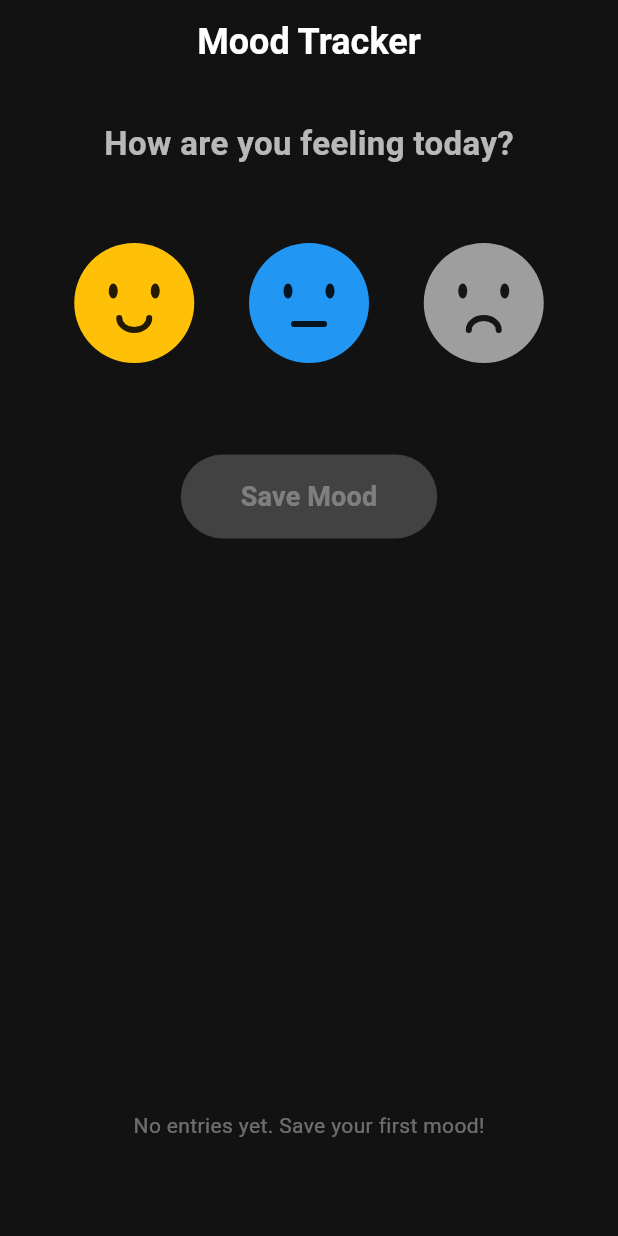
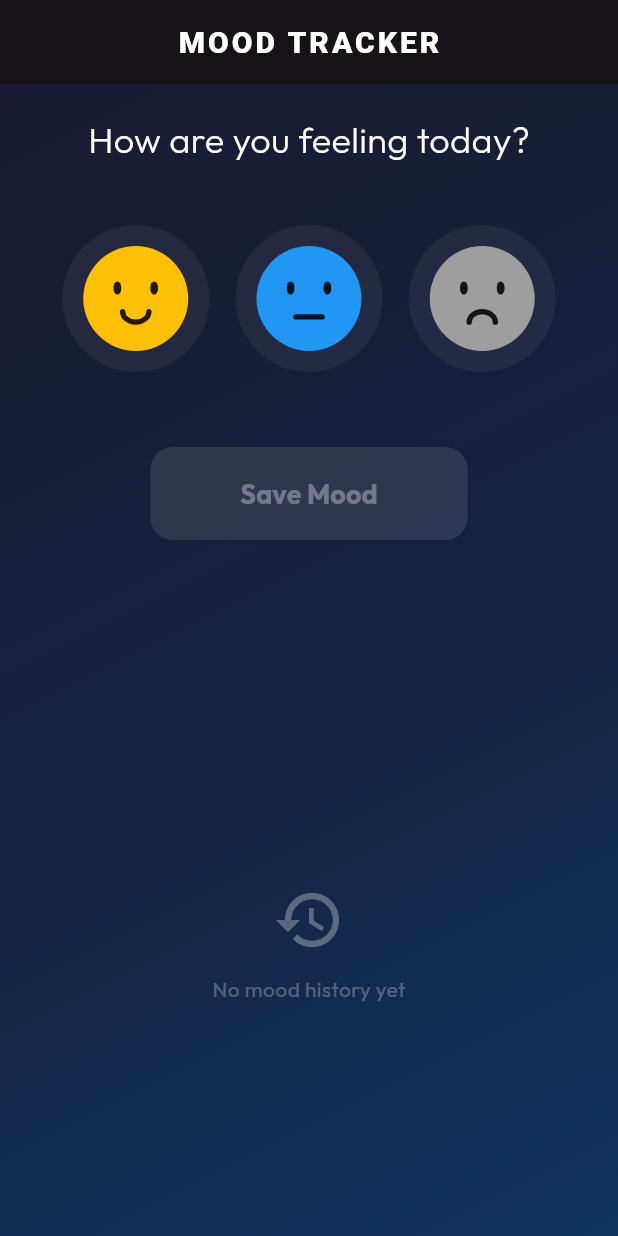
Before and after one commit to maliksubhan3018/mood-tracker, a Flutter app: the screen it shows after launch, on a phone screen of 412 x 824 dp. Run offline on Flutter 3.47's test engine with Material 3 defaults, Android fonts, the phone set to English and light mode, and no system bars; our stand-ins replace google_fonts.

Commit message:
feat: implement mood tracking core with home screen and timeline visualization

```diff
--- a/lib/main.dart
+++ b/lib/main.dart
@@ -1,4 +1,5 @@
 import 'package:flutter/material.dart';
+import 'package:google_fonts/google_fonts.dart';
 import 'package:moodtracker/screens/home_screen.dart';
 
 void main() {
@@ -15,20 +16,13 @@ class MoodTrackerApp extends StatelessWidget {
       debugShowCheckedModeBanner: false,
       theme: ThemeData(
         useMaterial3: true,
+        brightness: Brightness.dark,
+        textTheme: GoogleFonts.outfitTextTheme(ThemeData.dark().textTheme),
         colorScheme: ColorScheme.fromSeed(
           seedColor: Colors.deepPurple,
           brightness: Brightness.dark,
         ),
-        scaffoldBackgroundColor: const Color(0xFF121212),
-        appBarTheme: const AppBarTheme(
-          backgroundColor: Colors.transparent,
-          elevation: 0,
-          titleTextStyle: TextStyle(
-            fontSize: 24,
-            fontWeight: FontWeight.bold,
-            color: Colors.white,
-          ),
-        ),
+        scaffoldBackgroundColor: Colors.transparent,
       ),
       home: const HomeScreen(),
     );
--- a/lib/screens/home_screen.dart
+++ b/lib/screens/home_screen.dart
@@ -28,29 +28,57 @@ class _HomeScreenState extends State<HomeScreen> {
         _selectedMood = null;
       });
       ScaffoldMessenger.of(context).showSnackBar(
-        const SnackBar(content: Text('Mood saved!')),
+        SnackBar(
+          content: const Text('Mood saved successfully!'),
+          behavior: SnackBarBehavior.floating,
+          shape: RoundedRectangleBorder(borderRadius: BorderRadius.circular(10)),
+          backgroundColor: Colors.deepPurpleAccent,
+        ),
       );
     }
   }
 
   @override
   Widget build(BuildContext context) {
-    return Scaffold(
+    // Only show last 7 entries
+    final displayEntries = _moodEntries.take(7).toList();
+
+    return Container(
+      decoration: const BoxDecoration(
+        gradient: LinearGradient(
+          begin: Alignment.topLeft,
+          end: Alignment.bottomRight,
+          colors: [
+            Color(0xFF1A1A2E),
+            Color(0xFF16213E),
+            Color(0xFF0F3460),
+          ],
+        ),
+      ),
+      child: Scaffold(
+        backgroundColor: Colors.transparent,
         appBar: AppBar(
-        title: const Text('Mood Tracker'),
+          title: const Text('MOOD TRACKER'),
           centerTitle: true,
+          titleTextStyle: const TextStyle(
+            letterSpacing: 2,
+            fontWeight: FontWeight.w900,
+            fontSize: 20,
           ),
-      body: Padding(
-        padding: const EdgeInsets.all(24.0),
+        ),
+        body: SafeArea(
+          child: Padding(
+            padding: const EdgeInsets.symmetric(horizontal: 24.0),
             child: Column(
               crossAxisAlignment: CrossAxisAlignment.center,
               children: [
+                const SizedBox(height: 20),
                 const Text(
                   'How are you feeling today?',
                   style: TextStyle(
-                fontSize: 22,
-                fontWeight: FontWeight.w600,
-                color: Colors.white70,
+                    fontSize: 24,
+                    fontWeight: FontWeight.w300,
+                    color: Colors.white,
                   ),
                 ),
                 const SizedBox(height: 40),
@@ -64,26 +92,26 @@ class _HomeScreenState extends State<HomeScreen> {
                           _selectedMood = type;
                         });
                       },
+                      child: AnimatedScale(
+                        scale: isSelected ? 1.1 : 1.0,
+                        duration: const Duration(milliseconds: 200),
                         child: AnimatedContainer(
                           duration: const Duration(milliseconds: 200),
-                    padding: const EdgeInsets.all(8),
+                          padding: const EdgeInsets.all(12),
                           decoration: BoxDecoration(
                             shape: BoxShape.circle,
+                            color: isSelected
+                                ? MoodEntry.getColor(type).withOpacity(0.2)
+                                : Colors.white.withOpacity(0.05),
                             border: Border.all(
-                        color: isSelected ? Colors.white : Colors.transparent,
-                        width: 3,
+                              color: isSelected
+                                  ? MoodEntry.getColor(type)
+                                  : Colors.transparent,
+                              width: 2,
                             ),
-                      boxShadow: isSelected
-                          ? [
-                              BoxShadow(
-                                color: MoodEntry.getColor(type).withOpacity(0.5),
-                                blurRadius: 15,
-                                spreadRadius: 2,
-                              )
-                            ]
-                          : [],
                           ),
-                    child: MoodFace(type: type, size: 80),
+                          child: MoodFace(type: type, size: 70),
+                        ),
                       ),
                     );
                   }).toList(),
@@ -92,59 +120,69 @@ class _HomeScreenState extends State<HomeScreen> {
                 ElevatedButton(
                   onPressed: _selectedMood == null ? null : _saveMood,
                   style: ElevatedButton.styleFrom(
-                backgroundColor: Colors.deepPurple,
-                foregroundColor: Colors.white,
-                padding: const EdgeInsets.symmetric(horizontal: 40, vertical: 15),
+                    backgroundColor: Colors.white,
+                    foregroundColor: const Color(0xFF1A1A2E),
+                    elevation: 0,
+                    padding: const EdgeInsets.symmetric(
+                        horizontal: 60, vertical: 18),
                     shape: RoundedRectangleBorder(
-                  borderRadius: BorderRadius.circular(30),
+                      borderRadius: BorderRadius.circular(15),
                     ),
-                disabledBackgroundColor: Colors.grey.shade800,
+                    disabledBackgroundColor: Colors.white10,
                   ),
                   child: const Text(
                     'Save Mood',
                     style: TextStyle(fontSize: 18, fontWeight: FontWeight.bold),
                   ),
                 ),
-            const SizedBox(height: 50),
-            if (_moodEntries.isNotEmpty) ...[
+                const Spacer(),
+                if (displayEntries.isNotEmpty) ...[
                   const Align(
                     alignment: Alignment.centerLeft,
                     child: Text(
-                  'Your Timeline',
+                      'Last 7 Entries',
                       style: TextStyle(
-                    fontSize: 18,
-                    fontWeight: FontWeight.bold,
-                    color: Colors.white,
+                        fontSize: 16,
+                        fontWeight: FontWeight.w600,
+                        color: Colors.white54,
+                        letterSpacing: 1.2,
                       ),
                     ),
                   ),
                   const SizedBox(height: 20),
                   SizedBox(
-                height: 150,
+                    height: 160,
                     child: ListView.builder(
                       scrollDirection: Axis.horizontal,
-                  itemCount: _moodEntries.length,
+                      itemCount: displayEntries.length,
+                      clipBehavior: Clip.none,
                       itemBuilder: (context, index) {
                         return TimelineItem(
-                      entry: _moodEntries[index],
-                      onTap: () {
-                        // Animation will be implemented in Step 5
-                      },
+                          entry: displayEntries[index],
                         );
                       },
                     ),
                   ),
                 ] else ...[
                   const Spacer(),
-              const Text(
-                'No entries yet. Save your first mood!',
-                style: TextStyle(color: Colors.white38),
+                  const Opacity(
+                    opacity: 0.3,
+                    child: Column(
+                      children: [
+                        Icon(Icons.history, size: 48, color: Colors.white),
+                        SizedBox(height: 12),
+                        Text('No mood history yet'),
+                      ],
                     ),
+                  ),
+                  const Spacer(),
                 ],
                 const SizedBox(height: 40),
               ],
             ),
           ),
+        ),
+      ),
     );
   }
 }
--- a/pubspec.yaml
+++ b/pubspec.yaml
@@ -35,6 +35,7 @@ dependencies:
   # Use with the CupertinoIcons class for iOS style icons.
   cupertino_icons: ^1.0.8
   intl: ^0.20.2
+  google_fonts: ^8.1.0
 
 dev_dependencies:
   flutter_test:
```
Also changed, not shown: lib/widgets/timeline_item.dart (+29 -12 lines), pubspec.lock, 1 other file. Lines whose indentation alone changed are shown as unchanged.
